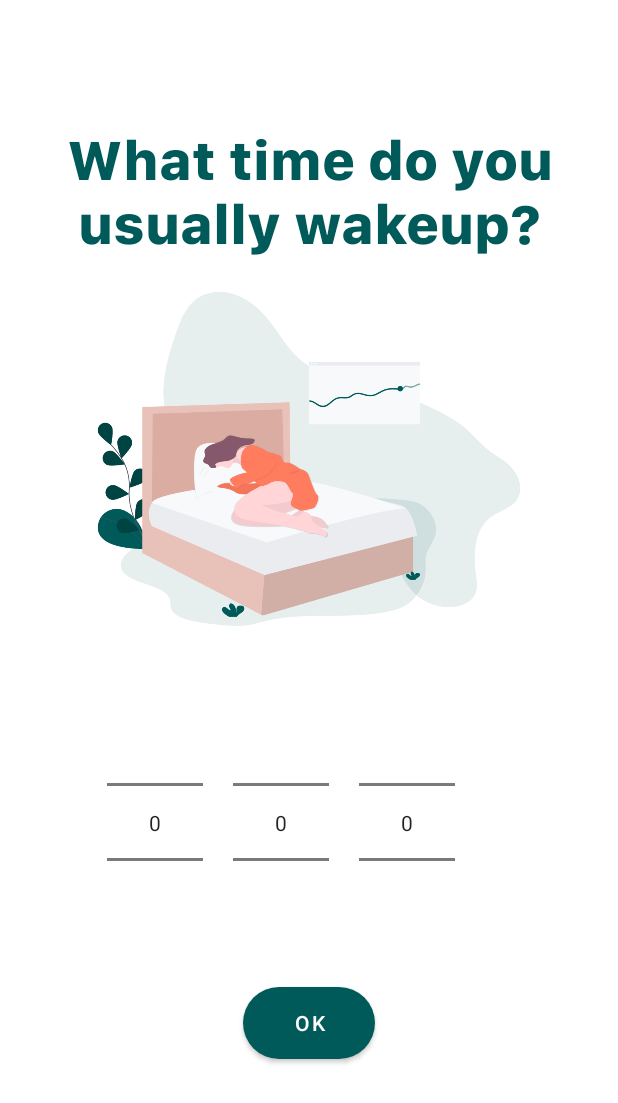
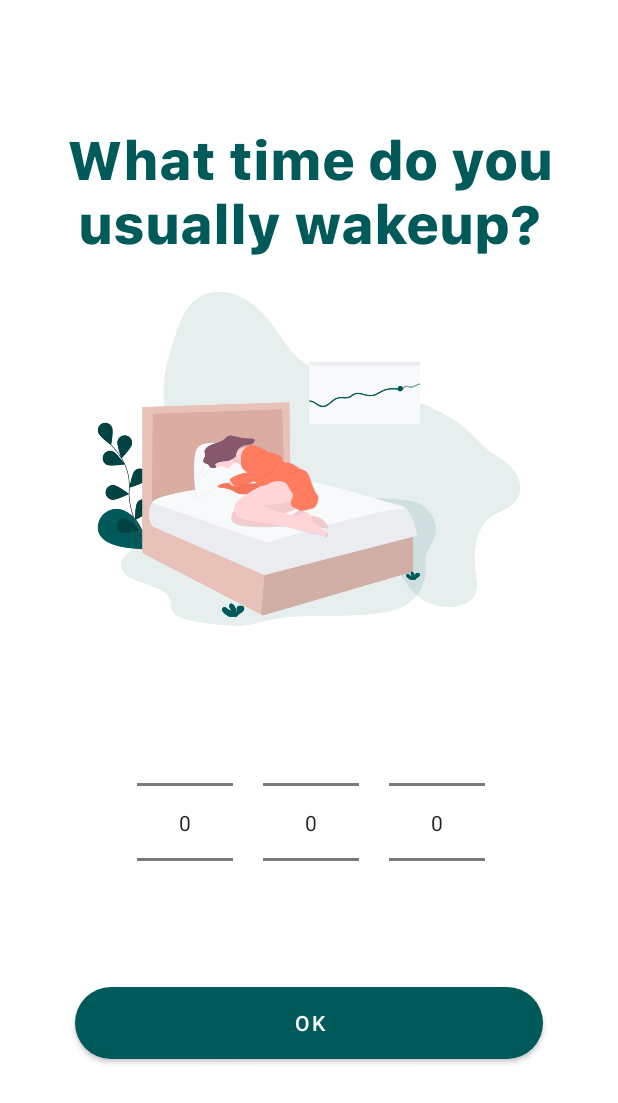
Before and after one commit to xxsimpnation/SaeNjo, an Android app: the Wakeup screen opened directly, with no data from a screen before it, on a phone screen of 412 x 824 dp. Shown: the top 1103 px of the screen. Run offline under Robolectric (Android 15) with nearby library versions, the phone set to English and light mode, and no system bars.

Commit message:
nambah button to notif

```diff
--- a/app/src/main/java/com/example/saenjo/Wakeup.kt
+++ b/app/src/main/java/com/example/saenjo/Wakeup.kt
@@ -1,11 +1,20 @@
 package com.example.saenjo
 
+import android.content.Intent
 import androidx.appcompat.app.AppCompatActivity
 import android.os.Bundle
+import android.widget.Button
 
 class Wakeup : AppCompatActivity() {
     override fun onCreate(savedInstanceState: Bundle?) {
         super.onCreate(savedInstanceState)
         setContentView(R.layout.activity_wakeup)
+
+        val nextBtn: Button = findViewById(R.id.btBangun)
+        nextBtn.setOnClickListener{
+            val intent = Intent(this, notification::class.java);
+            intent.putExtra("data", "test data")
+            startActivity(intent)
+        }
     }
 }
--- a/app/src/main/res/layout/activity_notification.xml
+++ b/app/src/main/res/layout/activity_notification.xml
@@ -28,7 +28,7 @@
         android:textColor="@color/green_500"
         android:layout_marginStart="50dp"
         android:layout_marginEnd="50dp"
-        android:textSize="30sp"
+        android:textSize="28sp"
         android:textStyle="bold"
         app:layout_constraintTop_toBottomOf="@id/imageView"
         app:layout_constraintEnd_toEndOf="parent"
@@ -44,7 +44,9 @@
         android:text="to get reminders for healthier life"
         app:layout_constraintTop_toBottomOf="@id/textView4"
         android:textColor="@color/green_500"
-        android:textSize="20sp"
+        android:layout_marginStart="50dp"
+        android:layout_marginEnd="50dp"
+        android:textSize="18sp"
         tools:layout_editor_absoluteX="16dp"
         tools:layout_editor_absoluteY="549dp" />
 
--- a/app/src/main/res/layout/activity_wakeup.xml
+++ b/app/src/main/res/layout/activity_wakeup.xml
@@ -44,28 +44,42 @@
             android:id="@+id/numPickerMin"
             android:layout_width="wrap_content"
             android:layout_height="wrap_content"
-            android:layout_margin="10dp" />
+            android:layout_marginLeft="30dp"
+            android:layout_marginTop="10dp"
+            android:layout_marginRight="10dp"
+            android:layout_marginBottom="10dp"
+            android:layout_marginStart="30dp"
+            android:layout_marginEnd="10dp" />
 
         <NumberPicker
             android:id="@+id/numPickerSec"
             android:layout_width="wrap_content"
             android:layout_height="wrap_content"
-            android:layout_margin="10dp" />
+            android:layout_marginRight="10dp"
+            android:layout_marginLeft="10dp"
+            android:layout_marginTop="10dp"
+            android:layout_marginBottom="10dp"/>
 
         <NumberPicker
             android:id="@+id/numPickerAm"
             android:layout_width="wrap_content"
             android:layout_height="wrap_content"
-            android:layout_margin="10dp" />
+            android:layout_marginRight="10dp"
+            android:layout_marginLeft="10dp"
+            android:layout_marginTop="10dp"
+            android:layout_marginBottom="10dp"/>
 
     </LinearLayout>
 
     <Button
+        android:id="@+id/btBangun"
         android:layout_gravity="center"
-        android:layout_width="wrap_content"
+        android:layout_width="match_parent"
         android:layout_height="wrap_content"
+        android:layout_marginStart="50dp"
+        android:layout_marginEnd="50dp"
         android:background="@drawable/button_custom"
         android:text="Ok"
-        android:id="@+id/btBangun"/>
+        />
 
 </LinearLayout>
```
